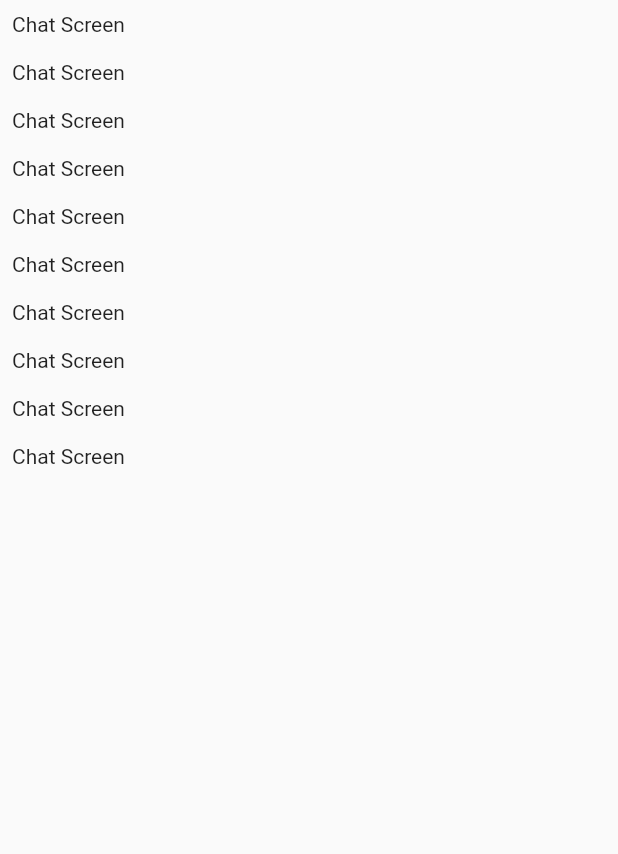
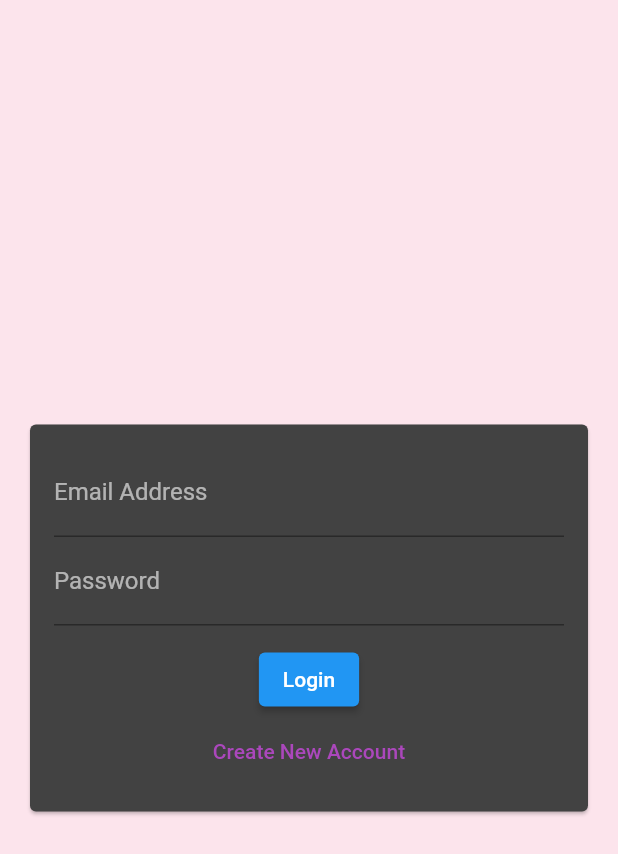
Before and after one commit to abi-chr/chatapp_project, a Flutter app: the screen it shows after launch, on a phone screen of 412 x 824 dp. Shown: the top 854 px of the screen. Run offline on Flutter 3.47's test engine with Material 2 defaults, Android fonts, the light colour scheme and no system bars; our stand-ins replace cloud_firestore, firebase_auth; accounts and stored records are empty.

Commit message:
wip merge

```diff
--- a/lib/main.dart
+++ b/lib/main.dart
@@ -1,5 +1,7 @@
+import 'package:firebase_auth/firebase_auth.dart';
 import 'package:flutter/material.dart';
 
+import 'screens/auth_screen.dart';
 import 'screens/chat_screen.dart';
 
 void main() => runApp(MyApp());
@@ -10,9 +12,29 @@ class MyApp extends StatelessWidget {
     return MaterialApp(
       title: 'Flutter Chat',
       theme: ThemeData(
-        primarySwatch: Colors.blue,
+        primaryColor: Colors.pink.shade200,
+        colorScheme: ColorScheme.fromSwatch().copyWith(
+            secondary: Colors.pink.shade100,
+            tertiary: Colors.purple.shade400,
+            background: Colors.pink.shade50,
+            brightness: Brightness.dark),
+        buttonTheme: ButtonTheme.of(context).copyWith(
+          buttonColor: Colors.pink.shade400,
+          textTheme: ButtonTextTheme.primary,
+          shape: RoundedRectangleBorder(
+            borderRadius: BorderRadius.circular(20.0),
+          ),
+        ),
       ),
-      home: ChatScreen(),
+      home: StreamBuilder(
+        stream: FirebaseAuth.instance.authStateChanges(),
+        builder: (ctx, userSnapshot) {
+          if (userSnapshot.hasData) {
+            return ChatScreen();
+          }
+          return AuthScreen();
+        },
+      ),
     );
   }
 }
--- a/lib/screens/auth_screen.dart
+++ b/lib/screens/auth_screen.dart
@@ -0,0 +1,83 @@
+import 'package:cloud_firestore/cloud_firestore.dart';
+import 'package:firebase_auth/firebase_auth.dart';
+import 'package:flutter/material.dart';
+import 'package:flutter/services.dart';
+
+import '../widgets/auth/auth_form.dart';
+
+class AuthScreen extends StatefulWidget {
+  // const AuthScreen({Key key}) : super(key: key);
+
+  @override
+  State<AuthScreen> createState() => _AuthScreenState();
+}
+
+class _AuthScreenState extends State<AuthScreen> {
+  final _auth = FirebaseAuth.instance;
+  var _isLoading = false;
+
+  void _submitAuthForm(
+    String email,
+    String password,
+    String username,
+    bool isLogin,
+    BuildContext ctx,
+  ) async {
+    UserCredential authResult;
+
+    try {
+      setState(() {
+        _isLoading = true;
+      });
+      if (isLogin) {
+        authResult = await _auth.signInWithEmailAndPassword(
+          email: email,
+          password: password,
+        );
+      } else {
+        authResult = await _auth.createUserWithEmailAndPassword(
+          email: email,
+          password: password,
+        );
+        await FirebaseFirestore.instance
+            .collection('users')
+            .doc(authResult.user.uid)
+            .set({
+          'username': username,
+          'email': email,
+        });
+      }
+    } on PlatformException catch (err) {
+      var message = 'An Error Occured, Recheck Credentials';
+
+      if (err.message != null) {
+        message = err.message;
+      }
+
+      ScaffoldMessenger.of(ctx).showSnackBar(
+        SnackBar(
+          content: Text(message),
+        ),
+      );
+      setState(() {
+        _isLoading = false;
+      });
+    } catch (err) {
+      print(err);
+      setState(() {
+        _isLoading = false;
+      });
+    }
+  }
+
+  @override
+  Widget build(BuildContext context) {
+    return Scaffold(
+      backgroundColor: Theme.of(context).colorScheme.background,
+      body: AuthForm(
+        _submitAuthForm,
+        _isLoading,
+      ),
+    );
+  }
+}
--- /dev/null
+++ b/lib/widgets/auth/auth_form.dart
@@ -0,0 +1,130 @@
+import 'package:flutter/material.dart';
+
+class AuthForm extends StatefulWidget {
+  // const AuthForm({Key key}) : super(key: key);
+  AuthForm(
+    this.submitFn,
+    this.isLoading,
+  );
+
+  final bool isLoading;
+  final void Function(
+    String email,
+    String password,
+    String username,
+    bool isLogin,
+    BuildContext ctx,
+  ) submitFn;
+
+  @override
+  State<AuthForm> createState() => _AuthFormState();
+}
+
+class _AuthFormState extends State<AuthForm> {
+  final _formKey = GlobalKey<FormState>();
+  var _isLogin = true;
+  var _userEmail = '';
+  var _userName = '';
+  var _userPassword = '';
+
+  void _trySubmit() {
+    final isValid = _formKey.currentState.validate();
+    FocusScope.of(context).unfocus();
+
+    if (isValid) {
+      _formKey.currentState.save();
+      widget.submitFn(
+        _userEmail.trim(),
+        _userPassword.trim(),
+        _userName.trim(),
+        _isLogin,
+        context,
+      );
+    }
+  }
+
+  @override
+  Widget build(BuildContext context) {
+    return Center(
+      child: Card(
+        margin: EdgeInsets.all(20.0),
+        child: SingleChildScrollView(
+          child: Padding(
+            padding: EdgeInsets.all(16.0),
+            child: Form(
+              key: _formKey,
+              child: Column(
+                mainAxisSize: MainAxisSize.min,
+                children: [
+                  TextFormField(
+                    key: ValueKey('email'),
+                    validator: (value) {
+                      if (value.isEmpty || !value.contains('@')) {
+                        return 'Please Enter A Valid Email';
+                      }
+                      return null;
+                    },
+                    keyboardType: TextInputType.emailAddress,
+                    decoration: InputDecoration(labelText: 'Email Address'),
+                    onSaved: (value) {
+                      _userEmail = value;
+                    },
+                  ),
+                  if (!_isLogin)
+                    TextFormField(
+                      key: ValueKey('username'),
+                      validator: (value) {
+                        if (value.isEmpty || value.length < 4) {
+                          return 'Username Must Be Longer Than 4 Characters';
+                        }
+                        return null;
+                      },
+                      decoration: InputDecoration(labelText: 'Username'),
+                      onSaved: (value) {
+                        _userName = value;
+                      },
+                    ),
+                  TextFormField(
+                    key: ValueKey('password'),
+                    validator: (value) {
+                      if (value.isEmpty || value.length < 7) {
+                        return 'Password Must Be At Least 7 Characters';
+                      }
+                      return null;
+                    },
+                    decoration: InputDecoration(labelText: 'Password'),
+                    obscureText: true,
+                    onSaved: (value) {
+                      _userPassword = value;
+                    },
+                  ),
+                  SizedBox(height: 12.0),
+                  if (widget.isLoading) CircularProgressIndicator(),
+                  if (!widget.isLoading)
+                    ElevatedButton(
+                      child: Text(_isLogin ? 'Login' : 'Signup'),
+                      onPressed: _trySubmit,
+                    ),
+                  if (!widget.isLoading)
+                    TextButton(
+                      child: Text(_isLogin
+                          ? 'Create New Account'
+                          : 'I Already Have An Account'),
+                      style: TextButton.styleFrom(
+                        primary: Theme.of(context).colorScheme.tertiary,
+                      ),
+                      onPressed: () {
+                        setState(() {
+                          _isLogin = !_isLogin;
+                        });
+                      },
+                    ),
+                ],
+              ),
+            ),
+          ),
+        ),
+      ),
+    );
+  }
+}
--- a/pubspec.yaml
+++ b/pubspec.yaml
@@ -14,7 +14,7 @@ description: A new Flutter project.
 version: 1.0.0+1
 
 environment:
-  sdk: ">=2.1.0 <3.0.0"
+  sdk: ">=2.3.0 <3.0.0"
 
 dependencies:
   flutter:
@@ -23,6 +23,8 @@ dependencies:
   # The following adds the Cupertino Icons font to your application.
   # Use with the CupertinoIcons class for iOS style icons.
   cupertino_icons: ^1.0.5
+  cloud_firestore: ^3.1.17
+  firebase_auth: ^3.3.19
 
 dev_dependencies:
   flutter_test:
```
Also changed, not shown: lib/screens/chat_screen.dart (+60 -7 lines), pubspec.lock, 4 other files.
